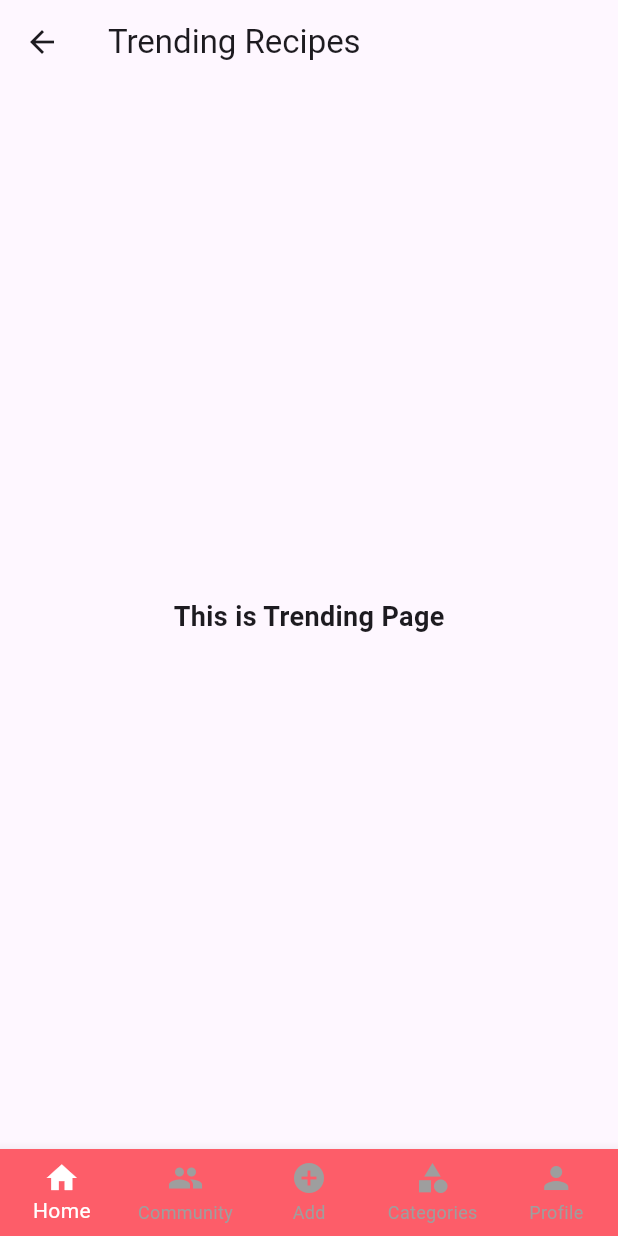
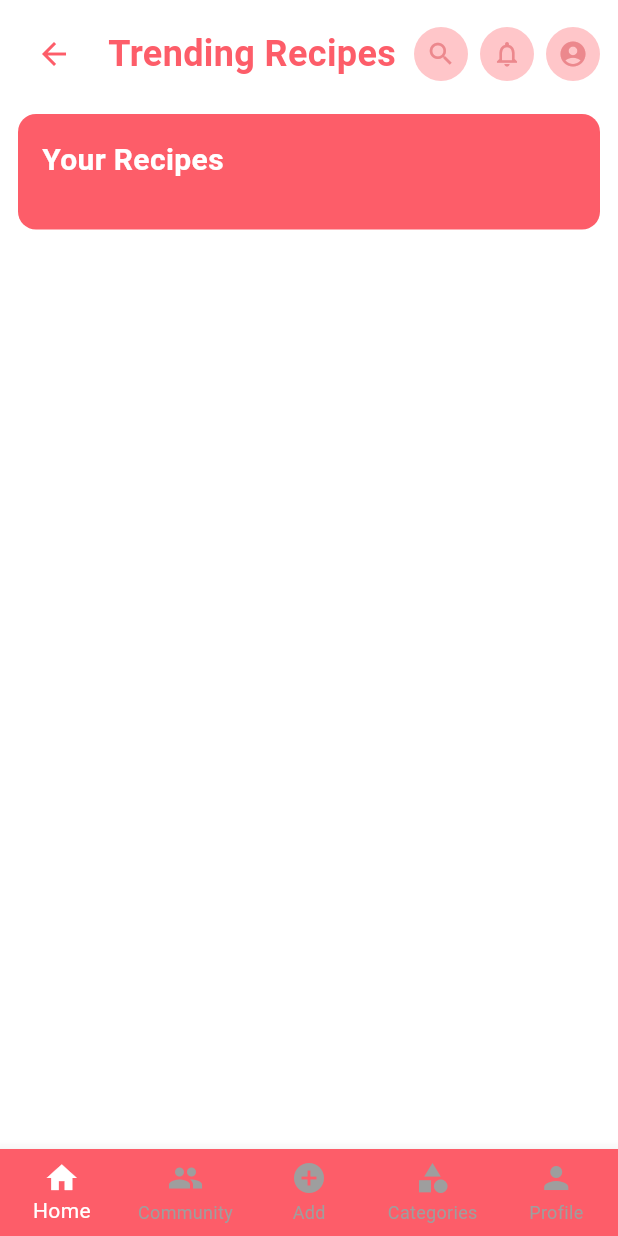
Before and after one commit to tachithanhdanh/HCMUS-Mobile-Final, a Flutter app: the TrendingPage screen opened by its route, on a phone screen of 412 x 824 dp. Run offline on Flutter 3.47's test engine with Material 3 defaults, Android fonts, the phone set to English and light mode, and no system bars; our stand-ins replace cloud_firestore, firebase_auth, firebase_core, flutter_dotenv; accounts and stored records are empty.

Commit message:
Move widget folder to outside

```diff
--- a/lib/app.dart
+++ b/lib/app.dart
@@ -1,5 +1,6 @@
 import 'package:flutter/material.dart';
 import 'package:recipe_app/models/mock_data.dart';
+import 'package:recipe_app/views/notifications_page.dart';
 import 'views/home_page.dart';
 import 'views/community_page.dart';
 import 'views/add_recipe_page.dart';
@@ -11,7 +12,7 @@ import 'views/search_page.dart';
 import 'views/settings_page.dart';
 import 'views/trending_page.dart';
 import 'constants/colors.dart'; // Import AppColors
-import 'views/widgets/bottom_nav_bar.dart'; // Import CustomBottomNavBar
+import 'widgets/bottom_nav_bar.dart'; // Import CustomBottomNavBar
 
 class MyApp extends StatelessWidget {
   const MyApp({super.key});
@@ -41,6 +42,8 @@ class MyApp extends StatelessWidget {
         '/search': (context) => PageWithNavBar(child: SearchPage()),
         '/settings': (context) => PageWithNavBar(child: SettingsPage()),
         '/trending': (context) => PageWithNavBar(child: TrendingPage()),
+        '/notifications': (context) =>
+            PageWithNavBar(child: NotificationsPage()),
       },
     );
   }
--- a/lib/viewmodels/home_viewmodel.dart
+++ b/lib/viewmodels/home_viewmodel.dart
@@ -13,7 +13,7 @@ class HomeViewModel {
         description: 'Classic Italian pasta dish.',
         ingredients: ['Pasta', 'Eggs', 'Cheese', 'Bacon'],
         steps: ['Step 1', 'Step 2'],
-        imageUrl: 'https://via.placeholder.com/150',
+        imageUrl: '',
         authorId: 'author1',
         reviews: [],
         createdAt: DateTime.now(),
@@ -31,7 +31,7 @@ class HomeViewModel {
         id: 'chef1',
         name: 'Chef John',
         email: 'chefjohn@example.com',
-        avatarUrl: 'https://via.placeholder.com/150',
+        avatarUrl: '',
         favoriteRecipes: ['recipe1'],
       ),
     ]; // Placeholder
--- a/lib/viewmodels/profile_viewmodel.dart
+++ b/lib/viewmodels/profile_viewmodel.dart
@@ -8,7 +8,7 @@ class ProfileViewModel {
       id: userId,
       name: 'John Doe',
       email: 'johndoe@example.com',
-      avatarUrl: 'https://via.placeholder.com/150',
+      avatarUrl: '',
       favoriteRecipes: ['recipe1', 'recipe2'],
     ); // Placeholder
   }
--- a/lib/viewmodels/recipe_details_viewmodel.dart
+++ b/lib/viewmodels/recipe_details_viewmodel.dart
@@ -11,7 +11,7 @@ class RecipeDetailsViewModel {
       description: 'This is a sample recipe.',
       ingredients: ['Ingredient 1', 'Ingredient 2'],
       steps: ['Step 1', 'Step 2'],
-      imageUrl: 'https://via.placeholder.com/150',
+      imageUrl: '',
       authorId: 'author123',
       reviews: [],
       createdAt: DateTime.now(),
--- a/lib/views/categories_page.dart
+++ b/lib/views/categories_page.dart
@@ -1,7 +1,7 @@
 // views/categories_page.dart
 import 'package:flutter/material.dart';
 import 'package:recipe_app/enums/category.dart'; // Import enum Category
-import 'package:recipe_app/views/widgets/category_card.dart';
+import 'package:recipe_app/widgets/category_card.dart';
 
 class CategoriesPage extends StatelessWidget {
   final List<Category> _categories = Category.values; // Sử dụng enum
--- a/lib/views/community_page.dart
+++ b/lib/views/community_page.dart
@@ -1,5 +1,5 @@
 import 'package:flutter/material.dart';
-import 'package:recipe_app/views/widgets/community_recipe_card.dart';
+import 'package:recipe_app/widgets/community_recipe_card.dart';
 import '../../models/recipe.dart';
 import '../../models/user_profile.dart';
 import '../../constants/colors.dart';
--- a/lib/views/search_page.dart
+++ b/lib/views/search_page.dart
@@ -1,7 +1,7 @@
 // views/search_page.dart
 import 'package:flutter/material.dart';
 import 'package:recipe_app/models/recipe.dart';
-import 'package:recipe_app/views/widgets/recipe_card.dart';
+import 'package:recipe_app/widgets/recipe_card.dart';
 import '../viewmodels/search_viewmodel.dart';
 import 'recipe_details_page.dart';
 
--- a/lib/views/trending_page.dart
+++ b/lib/views/trending_page.dart
@@ -1,24 +1,98 @@
 import 'package:flutter/material.dart';
+import 'package:recipe_app/constants/colors.dart';
 
 class TrendingPage extends StatelessWidget {
   @override
   Widget build(BuildContext context) {
     return Scaffold(
-      appBar: AppBar(
-        title: Text('Trending Recipes'),
-        leading: IconButton(
-          icon: Icon(Icons.arrow_back),
-          onPressed: () {
-            Navigator.of(context).pop(); // Quay lại trang trước
-          },
-        ),
-      ),
-      body: Center(
-        child: Text(
-          'This is Trending Page',
-          style: TextStyle(fontSize: 18, fontWeight: FontWeight.bold),
+      backgroundColor: Colors.white,
+      body: Container(
+        color: Colors.transparent, // Màu nền trong suốt
+        child: Padding(
+          padding: const EdgeInsets.all(12.0),
+          child: SingleChildScrollView(
+            child: Column(
+              crossAxisAlignment: CrossAxisAlignment.start,
+              children: [
+                // Custom Header (Instead of AppBar)
+                Row(
+                  mainAxisAlignment: MainAxisAlignment.spaceBetween,
+                  children: [
+                    IconButton(
+                      icon:
+                          Icon(Icons.arrow_back, color: AppColors.redPinkMain),
+                      onPressed: () {
+                        Navigator.of(context).pop(); // Back action
+                      },
+                    ),
+                    Text(
+                      "Trending Recipes",
+                      style: TextStyle(
+                        color: AppColors.redPinkMain,
+                        fontSize: 24,
+                        fontWeight: FontWeight.bold,
+                      ),
+                    ),
+                    Row(
+                      children: [
+                        _buildIconButton(context, Icons.search, () {}),
+                        const SizedBox(width: 8),
+                        _buildIconButton(
+                            context, Icons.notifications_none, () {}),
+                        const SizedBox(width: 8),
+                        _buildIconButton(context, Icons.account_circle, () {}),
+                      ],
+                    ),
+                  ],
+                ),
+                const SizedBox(height: 16),
+                // Nội dung Trending Page
+                // Your Recipes Section
+                Container(
+                  width: double.infinity, // Chiếm toàn bộ chiều ngang
+                  decoration: BoxDecoration(
+                    color: AppColors.redPinkMain, // Màu nền
+                    borderRadius: BorderRadius.circular(12), // Bo viền
+                  ),
+                  padding: const EdgeInsets.all(16.0),
+                  child: Column(
+                    crossAxisAlignment: CrossAxisAlignment.start,
+                    children: [
+                      // Tiêu đề
+                      Text(
+                        "Your Recipes",
+                        style: TextStyle(
+                          fontSize: 20,
+                          fontWeight: FontWeight.bold,
+                          color: Colors.white, // Chữ màu trắng
+                        ),
+                      ),
+                      const SizedBox(height: 16),
+                    ],
+                  ),
+                ),
+              ],
+            ),
+          ),
         ),
       ),
     );
   }
+
+  Widget _buildIconButton(
+      BuildContext context, IconData icon, VoidCallback onPressed) {
+    return Container(
+      width: 36,
+      height: 36,
+      decoration: BoxDecoration(
+        shape: BoxShape.circle,
+        color: AppColors.pink,
+      ),
+      child: IconButton(
+        onPressed: onPressed,
+        icon: Icon(icon, color: AppColors.pinkSubColor),
+        iconSize: 20,
+      ),
+    );
+  }
 }
--- a/lib/views/widgets/category_card.dart
+++ b/lib/widgets/category_card.dart
@@ -1,6 +1,6 @@
 // views/widgets/category_card.dart
 import 'package:flutter/material.dart';
-import '../../enums/category.dart'; // Import enum Category
+import '../enums/category.dart'; // Import enum Category
 
 class CategoryCard extends StatelessWidget {
   final Category category;
--- a/lib/views/widgets/community_recipe_card.dart
+++ b/lib/widgets/community_recipe_card.dart
@@ -1,7 +1,7 @@
 import 'package:flutter/material.dart';
-import '../../models/recipe.dart';
-import '../../models/user_profile.dart';
-import '../../constants/colors.dart'; // Import AppColors
+import '../models/recipe.dart';
+import '../models/user_profile.dart';
+import '../constants/colors.dart'; // Import AppColors
 
 class CommunityRecipeCard extends StatelessWidget {
   final Recipe recipe;
--- a/lib/views/widgets/recipe_card.dart
+++ b/lib/widgets/recipe_card.dart
@@ -1,6 +1,6 @@
 import 'package:flutter/material.dart';
-import '../../models/recipe.dart';
-import '../../constants/colors.dart'; // Import AppColors
+import '../models/recipe.dart';
+import '../constants/colors.dart'; // Import AppColors
 
 class RecipeCard extends StatelessWidget {
   final Recipe recipe;
--- a/lib/views/widgets/top_chef_card.dart
+++ b/lib/widgets/top_chef_card.dart
@@ -1,5 +1,5 @@
 import 'package:flutter/material.dart';
-import '../../models/user_profile.dart'; // Sử dụng UserProfile
+import '../models/user_profile.dart'; // Sử dụng UserProfile
 
 class TopChefCard extends StatelessWidget {
   final UserProfile chef; // Thay đổi kiểu thành UserProfile
```
Also changed, not shown: lib/views/home_page.dart (+6 -2 lines), lib/views/notifications_page.dart (added, +18 -0 lines), lib/widgets/icon_actions.dart (added, +81 -0 lines), lib/widgets/bottom_nav_bar.dart (renamed from lib/views/widgets/bottom_nav_bar.dart), lib/widgets/custom_button.dart (renamed from lib/views/widgets/custom_button.dart), lib/widgets/floating_menu.dart (renamed from lib/views/widgets/floating_menu.dart), lib/widgets/search_popup.dart (renamed from lib/views/widgets/search_popup.dart).
